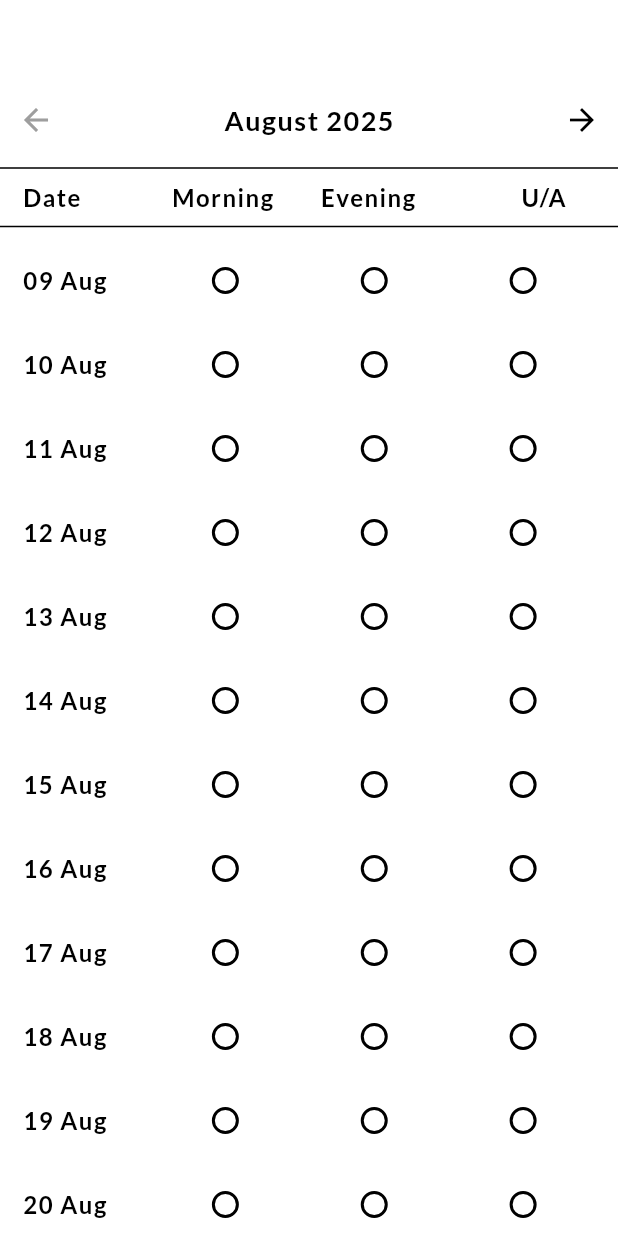
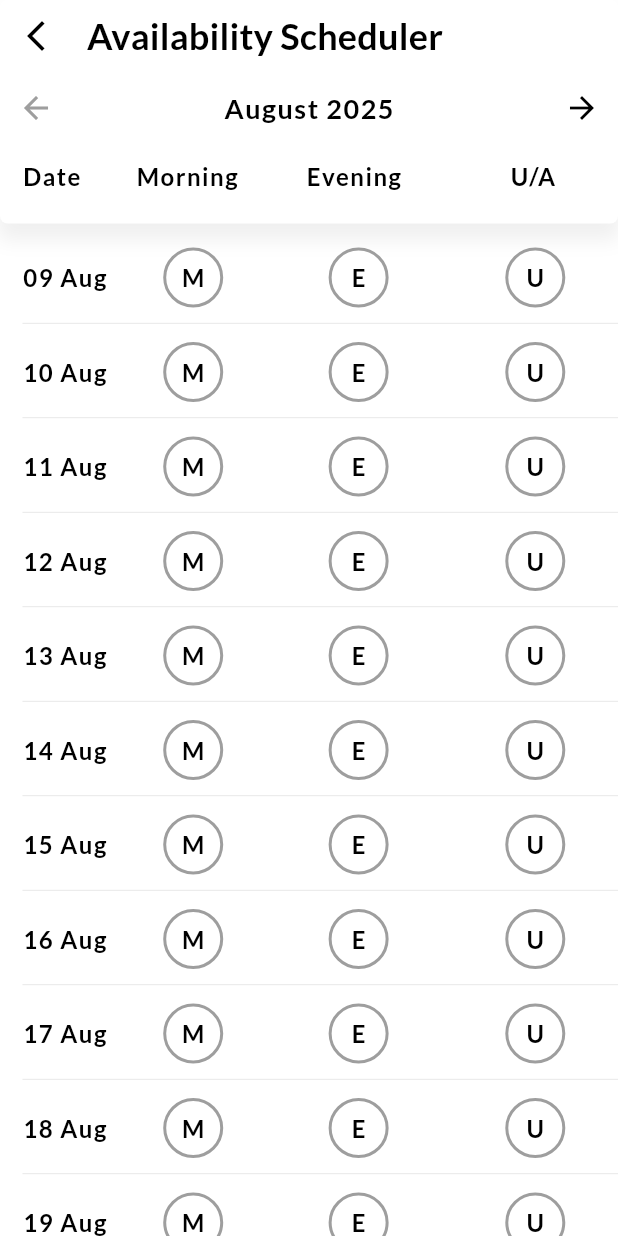
Before and after one commit to Sakhans0010/Kingdom-Care-Services-Apps, a Flutter app: the AvailabilityScheduler screen opened by its route, on a phone screen of 412 x 824 dp. Run offline on Flutter 3.47's test engine with Material 3 defaults, Android fonts, the phone set to English and light mode, and no system bars; our stand-ins replace date_picker_timeline.

Commit message:
Added Availability Scheduler Screeen

```diff
--- a/lib/modules/availability_scheduler/views/availability_scheduler.dart
+++ b/lib/modules/availability_scheduler/views/availability_scheduler.dart
@@ -1,5 +1,8 @@
+import 'dart:developer';
+
 import 'package:flutter/material.dart';
 import 'package:intl/intl.dart';
+import 'package:kingdom_care_services_app/app_utils/constants.dart';
 
 class AvailabilityScheduler extends StatefulWidget {
   const AvailabilityScheduler({super.key});
@@ -45,48 +48,117 @@ class _AvailabilitySchedulerState extends State<AvailabilityScheduler> {
     String dateKey = DateFormat('yyyy-MM-dd').format(date);
     String? selectedTime = availability[dateKey];
 
-    return Row(
-      children: [
-        Expanded(child: Text(DateFormat('dd MMM').format(date))),
-        Expanded(
-          child: RadioListTile<String>(
-            value: 'Morning',
-            groupValue: selectedTime,
-            title: const Text(''),
-            onChanged: (value) {
+    Widget buildCircleOption(String value, String label) {
+      bool isSelected = selectedTime == value;
+      return GestureDetector(
+        onTap: () {
           setState(() {
-                availability[dateKey] = value!;
+            availability[dateKey] = value;
           });
         },
+        child: Container(
+          width: 40,
+          height: 40,
+          alignment: Alignment.center,
+          decoration: BoxDecoration(
+            color: isSelected ? AppColors.primaryColor : Colors.white,
+            shape: BoxShape.circle,
+
+            border: Border.all(
+              color: isSelected ? AppColors.primaryColor : Colors.grey,
+              width: 2,
+            ),
+          ),
+          child: Text(
+            label,
+            style: TextStyle(
+              color: isSelected ? Colors.white : Colors.black,
+              fontWeight: FontWeight.bold,
+            ),
+          ),
+        ),
+      );
+    }
+
+    return Column(
+      children: [
+        Row(
+          children: [
+            Expanded(flex: 3, child: Text(DateFormat('dd MMM').format(date))),
+            Expanded(
+              flex: 5,
+              child: Padding(
+                padding: const EdgeInsets.only(right: 15),
+                child: buildCircleOption('Morning', 'M'),
               ),
             ),
             Expanded(
-          child: RadioListTile<String>(
-            value: 'Evening',
-            groupValue: selectedTime,
-            title: const Text(''),
-            onChanged: (value) {
-              setState(() {
-                availability[dateKey] = value!;
-              });
-            },
+              flex: 5,
+
+              child: Padding(
+                padding: const EdgeInsets.only(right: 15),
+
+                child: buildCircleOption('Evening', 'E'),
               ),
             ),
-        Expanded(
-          child: RadioListTile<String>(
-            value: 'U/A',
-            groupValue: selectedTime,
-            title: const Text(''),
-            onChanged: (value) {
-              setState(() {
-                availability[dateKey] = value!;
-              });
-            },
+            Expanded(flex: 5, child: buildCircleOption('U/A', 'U')),
+          ],
         ),
-        ),
+        SizedBox(height: 10),
+        Divider(height: 1, thickness: 0.5, color: Colors.grey[300]),
       ],
     );
   }
+
+  // Widget buildAvailabilityRow(DateTime date) {
+  //   String dateKey = DateFormat('yyyy-MM-dd').format(date);
+  //   String? selectedTime = availability[dateKey];
+
+  //   return Row(
+  //     children: [
+  //       Expanded(child: Text(DateFormat('dd MMM').format(date))),
+  //       Expanded(
+  //         child:
+
+  //         RadioListTile<String>(
+  //           value: 'Morning',
+  //           groupValue: selectedTime,
+  //           title: const Text(''),
+  //           onChanged: (value) {
+  //             log("Selected Morning for $dateKey: $value: $selectedTime");
+  //             setState(() {
+  //               availability[dateKey] = value!;
+  //             });
+  //           },
+  //         ),
+  //       ),
+  //       Expanded(
+  //         child: RadioListTile<String>(
+  //           value: 'Evening',
+  //           groupValue: selectedTime,
+  //           title: const Text(''),
+  //           onChanged: (value) {
+  //             setState(() {
+  //               availability[dateKey] = value!;
+  //             });
+  //           },
+  //         ),
+  //       ),
+  //       Expanded(
+  //         child: RadioListTile<String>(
+  //           value: 'U/A',
+  //           groupValue: selectedTime,
+  //           title: const Text(''),
+  //           onChanged: (value) {
+  //             setState(() {
+  //               availability[dateKey] = value!;
+  //             });
+  //           },
+  //         ),
+  //       ),
+  //     ],
+  //   );
+  // }
 
   @override
   Widget build(BuildContext context) {
@@ -94,15 +166,79 @@ class _AvailabilitySchedulerState extends State<AvailabilityScheduler> {
     final monthLabel = DateFormat('MMMM yyyy').format(currentMonth);
 
     return Scaffold(
-      appBar: AppBar(title: const Text('Availability Scheduler')),
-      body: Column(
+      // backgroundColor: AppColors.background,
+      // appBar: AppBar(
+      // backgroundColor: AppColors.background,
+
+      //   elevation: 0,
+      //   centerTitle: false,
+      //   foregroundColor: Colors.black,
+
+      //   title: Text(
+      //     "Availability Scheduler",
+      //     style: Theme.of(context).textTheme.titleMedium,
+      //   ),
+      // ),
+      body: SafeArea(
+        child: Column(
           children: [
+
+            _buildUpperSection(monthLabel),
+            SizedBox(height: 10),
+            Expanded(
+              child: ListView.builder(
+                itemCount: dates.length,
+                padding: EdgeInsets.only(left: 15),
+                itemBuilder: (context, index) => Padding(
+                  padding: const EdgeInsets.symmetric(vertical: 6),
+                  child: buildAvailabilityRow(dates[index]),
+                ),
+              ),
+            ),
+          ],
+        ),
+      ),
+    );
+  }
+
+  Container _buildUpperSection(String monthLabel) {
+    return Container(
+      padding: EdgeInsets.only(bottom: 20),
+      decoration: BoxDecoration(
+        color: Colors.white,
+        borderRadius: BorderRadius.circular(5),
+        boxShadow: [
+          BoxShadow(
+            color: Colors.grey.withValues(alpha: 0.16),
+            spreadRadius: 1,
+            blurRadius: 10,
+            offset: const Offset(0, 10), // changes position of shadow
+          ),
+        ],
+      ),
+      child: Column(
+        children: [
+          Row(
+            children: [
+              IconButton(
+                icon: const Icon(Icons.arrow_back_ios_new),
+                onPressed: () {
+                  Navigator.pop(context);
+                },
+              ),
+              const SizedBox(width: 10),
+              Text(
+              "Availability Scheduler",
+              style: Theme.of(context).textTheme.titleMedium,
+                      ),
+            ],
+          ),
           Row(
             mainAxisAlignment: MainAxisAlignment.spaceBetween,
             children: [
               IconButton(
-                splashColor: isCurrentMonth ?  Colors.transparent : null,
-                highlightColor: isCurrentMonth ?  Colors.transparent : null,
+                splashColor: isCurrentMonth ? Colors.transparent : null,
+                highlightColor: isCurrentMonth ? Colors.transparent : null,
                 icon: Icon(
                   Icons.arrow_back,
                   color: isCurrentMonth ? Colors.grey : Colors.black,
@@ -122,30 +258,37 @@ class _AvailabilitySchedulerState extends State<AvailabilityScheduler> {
               ),
             ],
           ),
-          const Divider(),
+          SizedBox(height: 10),
           Padding(
             padding: EdgeInsets.only(left: 15),
             child: const Row(
               children: [
                 Expanded(
+                  flex: 4,
+
                   child: Text(
                     'Date',
                     style: TextStyle(fontWeight: FontWeight.bold),
                   ),
                 ),
                 Expanded(
+                  flex: 6,
                   child: Text(
                     'Morning',
                     style: TextStyle(fontWeight: FontWeight.bold),
                   ),
                 ),
                 Expanded(
+                  flex: 5,
+
                   child: Text(
                     'Evening',
                     style: TextStyle(fontWeight: FontWeight.bold),
                   ),
                 ),
                 Expanded(
+                  flex: 6,
+
                   child: Align(
                     // alignment: Alignment.center,
                     child: Text(
@@ -157,15 +300,6 @@ class _AvailabilitySchedulerState extends State<AvailabilityScheduler> {
               ],
             ),
           ),
-          const Divider(),
-          Expanded(
-            child: ListView.builder(
-              itemCount: dates.length,
-              padding: EdgeInsets.only(left: 15),
-              itemBuilder: (context, index) =>
-                  buildAvailabilityRow(dates[index]),
-            ),
-          ),
         ],
       ),
     );
```
Lines whose indentation alone changed are shown as unchanged.
